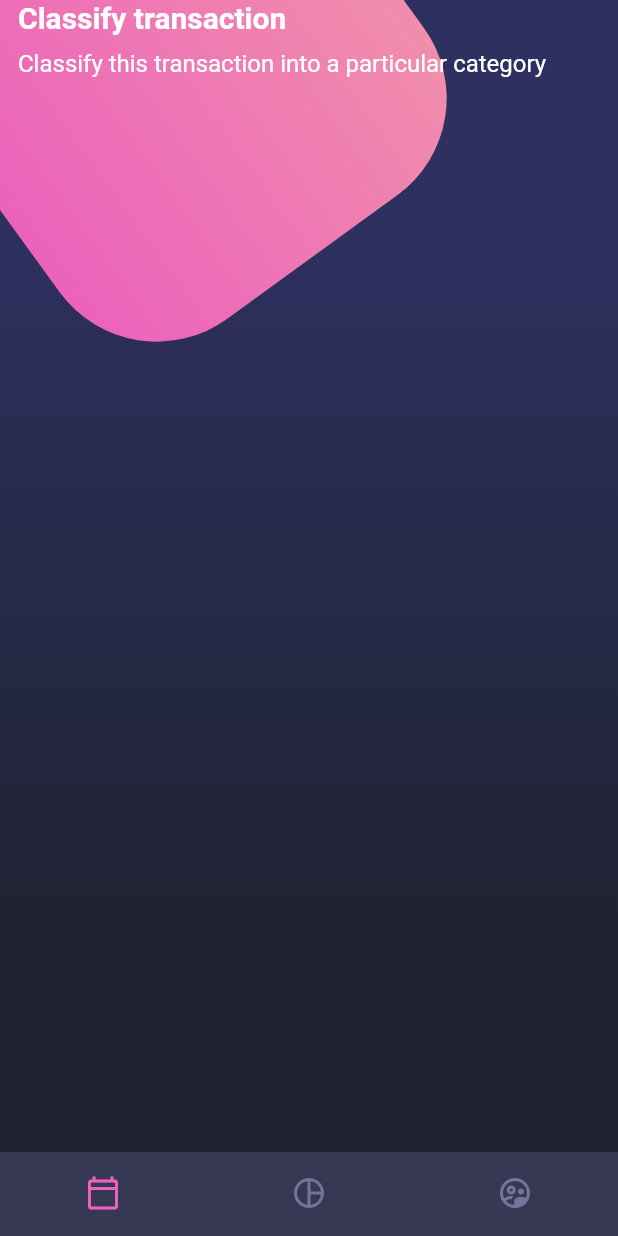
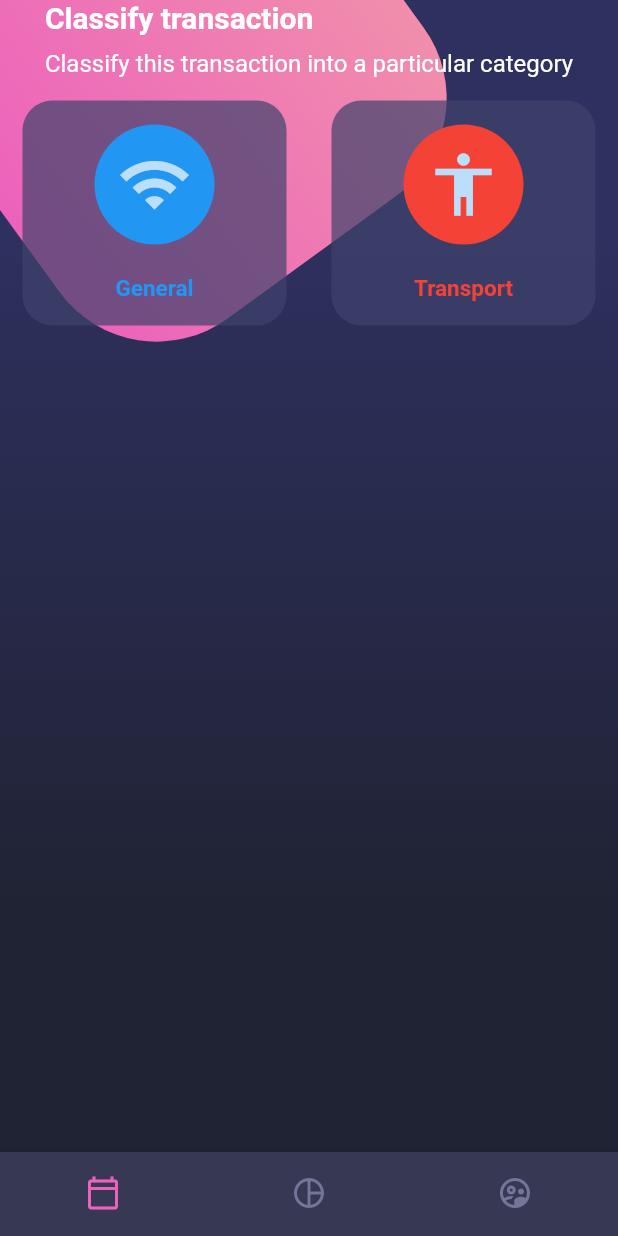
Before and after one commit to ProjectsFlutter/AppDesigns, a Flutter app: the screen it shows after launch, on a phone screen of 412 x 824 dp. Run offline on Flutter 3.47's test engine with Material 2 defaults, Android fonts, the phone set to English and light mode, and no system bars.

Commit message:
Composite design  - Table and TableRow

```diff
--- a/lib/screens/home-screen.dart
+++ b/lib/screens/home-screen.dart
@@ -1,5 +1,6 @@
 import 'package:app_designs/widgets/background.dart';
 import 'package:app_designs/widgets/bottom_navigation.dart';
+import 'package:app_designs/widgets/card_table.dart';
 import 'package:app_designs/widgets/page_title.dart';
 import 'package:flutter/material.dart';
 
@@ -25,7 +26,8 @@ class _HomeBody extends StatelessWidget {
     return SingleChildScrollView(
       child: Column(
         children: [
-          PageTitle()
+          PageTitle(),
+          CardTable()
         ],
       ),
     );
--- /dev/null
+++ b/lib/widgets/card_table.dart
@@ -0,0 +1,49 @@
+import 'package:flutter/material.dart';
+
+class CardTable extends StatelessWidget {
+  @override
+  Widget build(BuildContext context) {
+    return Table(
+      children: [
+        TableRow(
+          children: [
+            _SigleCard(icon: Icons.wifi_outlined, color: Colors.blue, text: 'General'),
+            _SigleCard(icon: Icons.accessibility, color: Colors.red, text: 'Transport')
+          ]
+        ),
+      ],
+    );
+  }
+}
+
+class _SigleCard extends StatelessWidget {
+  final IconData icon;
+  final Color color;
+  final String text;
+
+  const _SigleCard({Key? key, required this.icon, required this.color, required this.text}) : super(key: key);
+
+  @override
+  Widget build(BuildContext context) {
+    return Container(
+      margin: EdgeInsets.all(15.0),
+      height: 150,
+      decoration: BoxDecoration(
+        color: Color.fromRGBO(62, 66, 107, 0.7),
+        borderRadius: BorderRadius.circular(20.0)
+      ),
+      child: Column(
+        mainAxisAlignment: MainAxisAlignment.center,
+        children: [
+          CircleAvatar(
+            backgroundColor: this.color,
+            child: Icon(this.icon, size: 50),
+            radius: 40,
+          ),
+          SizedBox(height: 20.0),
+          Text(this.text, style: TextStyle(fontWeight: FontWeight.bold, color: this.color, fontSize: 15.0))
+        ],
+      ),
+    );
+  }
+}
```
